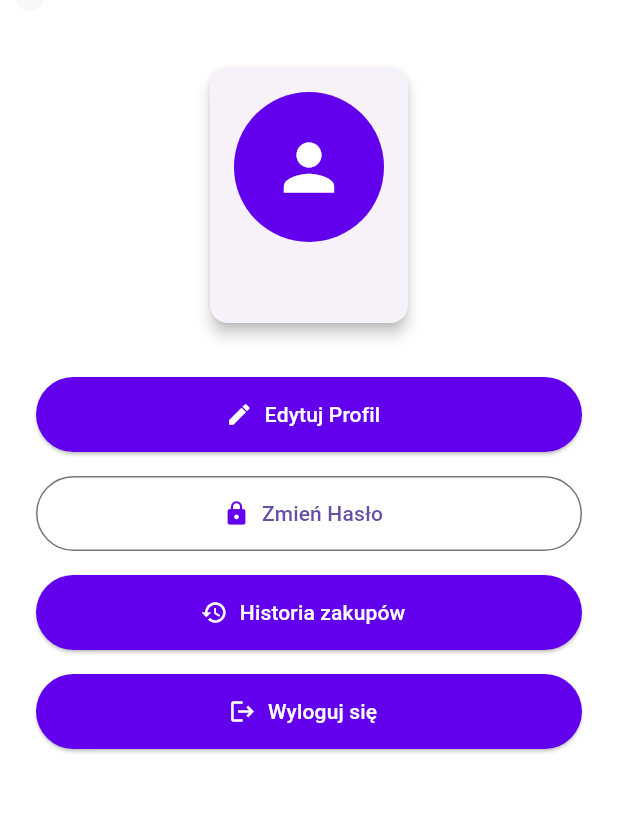
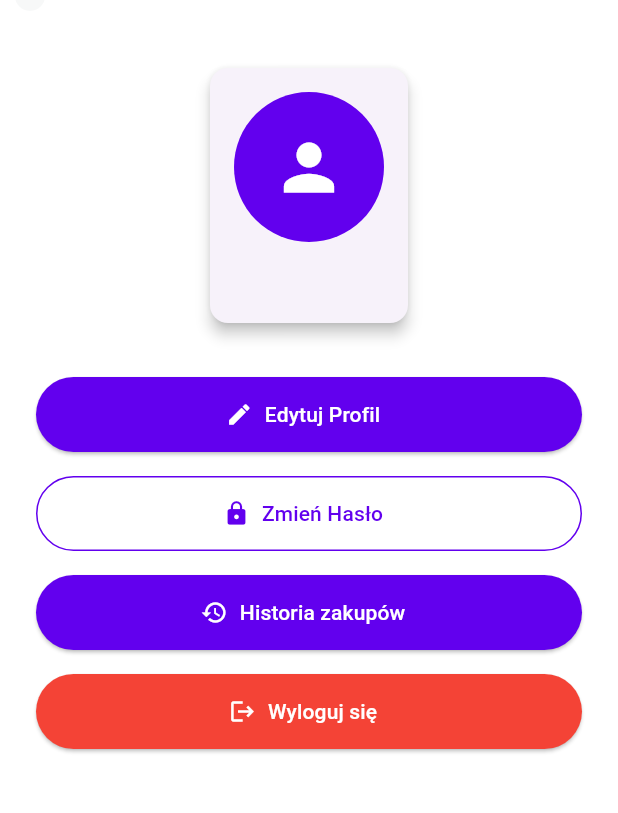
Before and after one commit to Talandar99/group_project_6th_sem, a Flutter app: the ProfilePage screen opened directly, on a phone screen of 412 x 824 dp, the part 58-871 px from its top. Run offline on Flutter 3.47's test engine with Material 3 defaults, Android fonts, the phone set to English and light mode, and no system bars; our stand-ins replace flutter_svg, get_it, shared_preferences, shimmer; accounts and stored records are empty; network calls fail; Roboto replaces fonts that are missing (Poppins).

Commit message:
fast fix
version problem fix

```diff
--- a/frontend/lib/widgets/profile_action_button.dart
+++ b/frontend/lib/widgets/profile_action_button.dart
@@ -24,23 +24,25 @@ class ProfileActionButton extends StatelessWidget {
       child: SizedBox(
         width: double.infinity,
         height: 50,
-        child:
-            outlined
+        child: outlined
             ? OutlinedButton.icon(
                 onPressed: onPressed,
-                  icon: Icon(icon, color: AppColors.primary),
-                  label: Text(text),
+                icon: Icon(icon, color: color ?? AppColors.primary),
+                label: Text(text, style: TextStyle(color: color ?? AppColors.primary)),
+                style: OutlinedButton.styleFrom(
+                  side: BorderSide(color: color ?? AppColors.primary),
+                ),
               )
             : ElevatedButton.icon(
                 style: ElevatedButton.styleFrom(
-                    backgroundColor: AppColors.primary,
+                  backgroundColor: color ?? AppColors.primary,
                   foregroundColor: Colors.white,
                 ),
                 onPressed: onPressed,
                 icon: Icon(icon, color: Colors.white),
                 label: Text(text),
               ),
-      )
+      ),
     );
   }
 }
```
Lines whose indentation alone changed are shown as unchanged.
